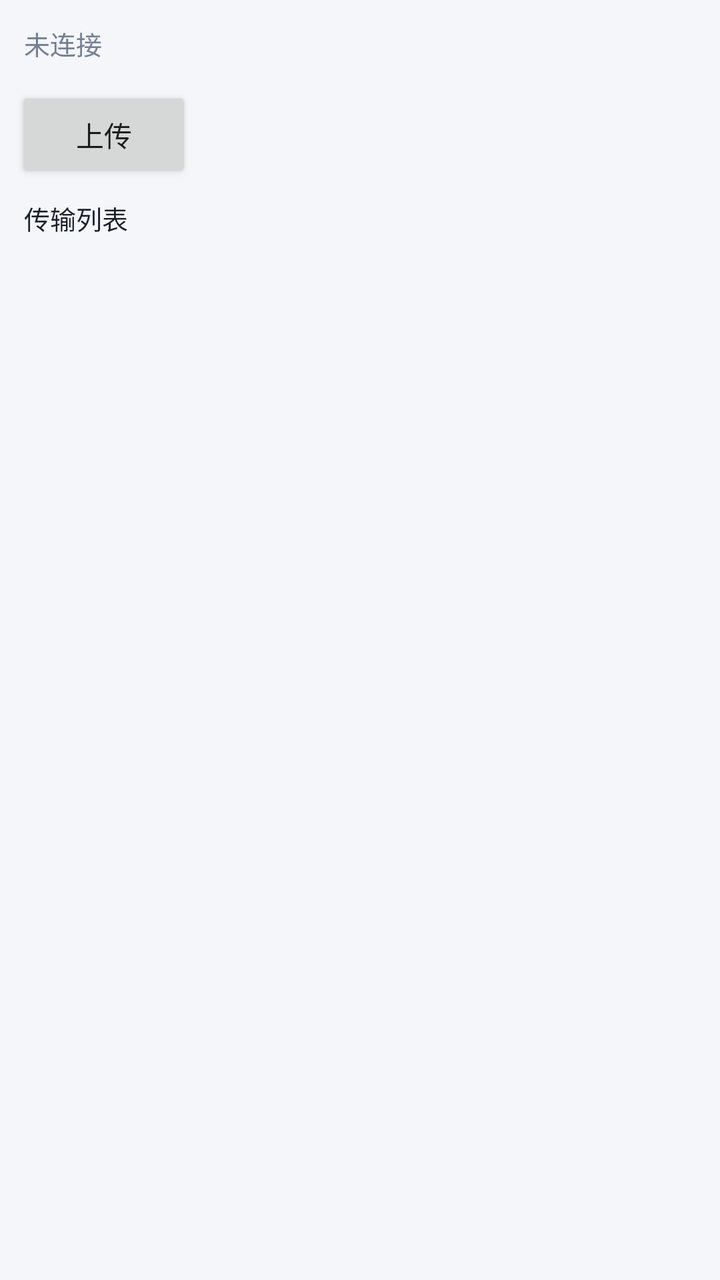
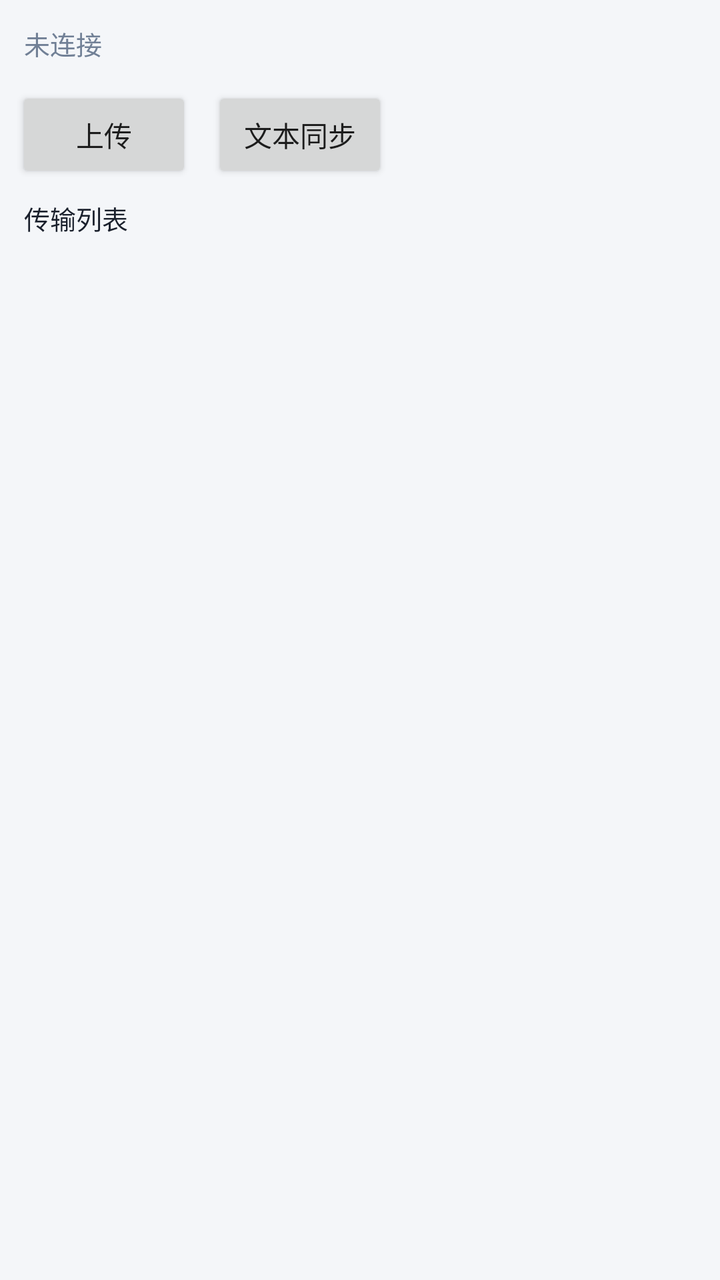

Before-and-after screenshots of an Android layout around one commit, followed by the original layout XML and the change that was made.
<!-- AndroidManifest.xml: application theme Theme.ScreenKit -->
<!-- res/layout/activity_main.xml -->
<?xml version="1.0" encoding="utf-8"?>
<LinearLayout xmlns:android="http://schemas.android.com/apk/res/android"
    android:layout_width="match_parent"
    android:layout_height="match_parent"
    android:orientation="vertical"
    android:background="@color/bg">

    <TextView
        android:id="@+id/lbstatus"
        android:layout_width="match_parent"
        android:layout_height="wrap_content"
        android:padding="12dp"
        android:text="未连接"
        android:textColor="@color/muted"
        android:textSize="13sp" />

    <LinearLayout
        android:layout_width="match_parent"
        android:layout_height="wrap_content"
        android:orientation="horizontal"
        android:paddingStart="8dp"
        android:paddingEnd="8dp">
        <Button
            android:id="@+id/bupload"
            android:layout_width="wrap_content"
            android:layout_height="wrap_content"
            android:text="上传" />
    </LinearLayout>

    <TextView
        android:id="@+id/lbloghint"
        android:layout_width="match_parent"
        android:layout_height="wrap_content"
        android:paddingStart="12dp"
        android:paddingEnd="12dp"
        android:paddingTop="8dp"
        android:paddingBottom="4dp"
        android:text="传输列表"
        android:textColor="@color/text"
        android:textSize="13sp" />

    <ListView
        android:id="@+id/lvlog"
        android:layout_width="match_parent"
        android:layout_height="0dp"
        android:layout_weight="1"
        android:divider="@null"
        android:dividerHeight="0dp" />
</LinearLayout>
<!-- resources referenced by this layout -->
<resources>
  <color name="bg">#F4F6F9</color>
  <color name="muted">#718096</color>
  <color name="text">#1A202C</color>
  <style name="Theme.ScreenKit" parent="Theme.MaterialComponents.DayNight.DarkActionBar">
          <item name="android:windowBackground">@color/bg</item>
          <item name="colorPrimary">@color/accent</item>
          <item name="colorPrimaryVariant">@color/accent_dark</item>
          <item name="colorOnPrimary">#FFFFFF</item>
          <item name="colorAccent">@color/accent</item>
          <item name="android:statusBarColor">@color/accent_dark</item>
      </style>
  <color name="accent">#3B82F6</color>
  <color name="accent_dark">#2563EB</color>
</resources>

<!-- the commit's change to res/layout/activity_main.xml (unified diff, before → after) -->
@@ -25,6 +25,12 @@
             android:layout_width="wrap_content"
             android:layout_height="wrap_content"
             android:text="上传" />
+        <Button
+            android:id="@+id/btext"
+            android:layout_width="wrap_content"
+            android:layout_height="wrap_content"
+            android:layout_marginStart="10dp"
+            android:text="文本同步" />
     </LinearLayout>
 
     <TextView
